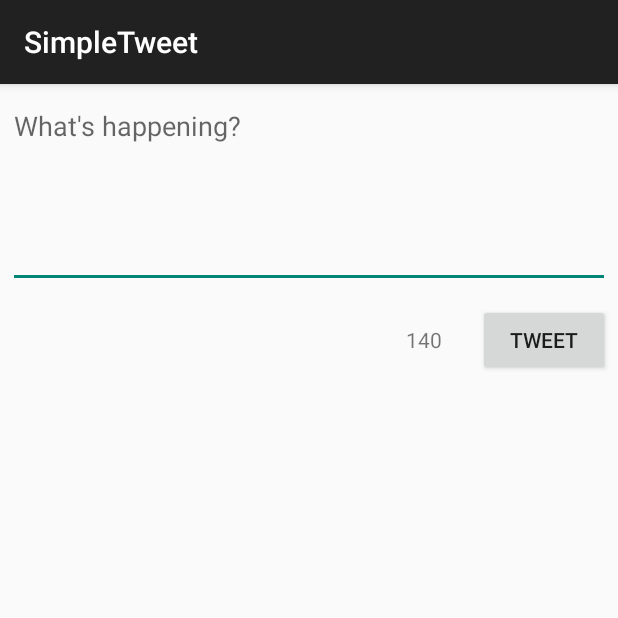
After one commit to jchen1379/Twitter-App, an Android app: the ComposeActivity screen opened directly, with no data from a screen before it, on a phone screen of 412 x 824 dp, the top half of it. The commit adds this screen. Run offline under Robolectric (Android 15) with nearby library versions, the phone set to English and light mode, and no system bars; our stand-ins replace Room's generated code; libraries missing offline, so code that uses them is left out: com.codepath.asynchttpclient, com.facebook.stetho, org.parceler; 1 statement that could not run was skipped.

Commit message:
initial commit

```diff
--- a/app/build.gradle
+++ b/app/build.gradle
@@ -52,4 +52,7 @@ dependencies {
     implementation 'com.facebook.stetho:stetho:1.5.1'
 
     implementation 'androidx.swiperefreshlayout:swiperefreshlayout:1.0.0'
+
+    implementation 'org.parceler:parceler-api:1.1.12'
+    annotationProcessor 'org.parceler:parceler:1.1.12'
 }
--- a/app/src/main/AndroidManifest.xml
+++ b/app/src/main/AndroidManifest.xml
@@ -13,7 +13,8 @@
         android:icon="@drawable/ic_launcher"
         android:label="@string/app_name"
         android:theme="@style/AppTheme">
-        <activity android:name=".TimelineActivity"></activity>
+        <activity android:name=".ComposeActivity"></activity>
+        <activity android:name=".TimelineActivity" />
         <activity
             android:name=".LoginActivity"
             android:label="@string/app_name"
--- /dev/null
+++ b/app/src/main/java/com/codepath/apps/restclienttemplate/ComposeActivity.java
@@ -0,0 +1,118 @@
+package com.codepath.apps.restclienttemplate;
+
+import androidx.appcompat.app.AppCompatActivity;
+
+import android.content.Intent;
+import android.graphics.Color;
+import android.os.Bundle;
+import android.text.Editable;
+import android.text.TextWatcher;
+import android.util.Log;
+import android.view.KeyEvent;
+import android.view.View;
+import android.view.inputmethod.EditorInfo;
+import android.widget.Button;
+import android.widget.EditText;
+import android.widget.NumberPicker;
+import android.widget.TextView;
+import android.widget.Toast;
+
+import com.codepath.apps.restclienttemplate.models.Tweet;
+import com.codepath.asynchttpclient.callback.JsonHttpResponseHandler;
+
+import org.json.JSONException;
+import org.parceler.Parcels;
+
+import okhttp3.Headers;
+
+public class ComposeActivity extends AppCompatActivity {
+
+    public static final String TAG = "ComposeActivity";
+    public static final int MAX_TWEET_LENGTH = 140;
+
+    EditText etCompose;
+    Button btnTweet;
+    TextView wordCount;
+    TwitterClient client;
+
+    @Override
+    protected void onCreate(Bundle savedInstanceState) {
+        super.onCreate(savedInstanceState);
+        setContentView(R.layout.activity_compose);
+
+        client = TwitterApp.getRestClient(this);
+
+        etCompose = findViewById(R.id.etCompose);
+        wordCount = findViewById(R.id.tvWordCount);
+        btnTweet = findViewById(R.id.btnTweet);
+
+        // Word counter
+        wordCount.setText(String.valueOf(MAX_TWEET_LENGTH));
+        etCompose.addTextChangedListener(new TextWatcher() {
+            @Override
+            public void beforeTextChanged(CharSequence charSequence, int i, int i1, int i2) {
+            }
+
+            @Override
+            public void onTextChanged(CharSequence charSequence, int i, int i1, int i2) {
+                String text = etCompose.getText().toString();
+                wordCount.setText(String.valueOf(MAX_TWEET_LENGTH-text.length()));
+                if(text.length() > MAX_TWEET_LENGTH){
+                    btnTweet.setEnabled(false);
+                    wordCount.setTextColor(Color.RED);
+                }else{
+                    btnTweet.setEnabled(true);
+                    wordCount.setTextColor(Color.BLACK);
+                }
+            }
+
+            @Override
+            public void afterTextChanged(Editable editable) {
+            }
+        });
+
+        // Set click listener on button
+        btnTweet.setOnClickListener(new View.OnClickListener(){
+
+            @Override
+            public void onClick(View view) {
+                final String tweetContent = etCompose.getText().toString();
+                if (tweetContent.isEmpty()){
+                    Toast.makeText(ComposeActivity.this, "Sorry, your tweet cannot be empty", Toast.LENGTH_LONG).show();
+                    return;
+                }
+
+                if (tweetContent.length() > MAX_TWEET_LENGTH){
+                    Toast.makeText(ComposeActivity.this, "Sorry, your tweet is too long", Toast.LENGTH_LONG).show();
+                    return;
+                }
+
+                Toast.makeText(ComposeActivity.this, tweetContent, Toast.LENGTH_LONG).show();
+                // Make an API call to twitter to publish the tweet
+                client.publishTweet(tweetContent, new JsonHttpResponseHandler() {
+                    @Override
+                    public void onSuccess(int statusCode, Headers headers, JSON json) {
+                        Log.i(TAG, "onSuccess to publish tweet");
+                        try {
+                            Tweet tweet = Tweet.fromJson(json.jsonObject);
+                            Log.i(TAG, "Published tweet says " + tweet.body);
+                            Intent intent = new Intent();
+                            intent.putExtra("tweet", Parcels.wrap(tweet));
+                            // set result code and bundle data for response
+                            setResult(RESULT_OK, intent);
+                            // closes the activity, pass data to parent
+                            finish();
+                        } catch (JSONException e) {
+                            e.printStackTrace();
+                        }
+                    }
+
+                    @Override
+                    public void onFailure(int statusCode, Headers headers, String response, Throwable throwable) {
+                        Log.e(TAG, "onFailure to publish tweet", throwable);
+                    }
+                });
+            }
+        });
+    }
+}
--- /dev/null
+++ b/app/src/main/res/layout/activity_compose.xml
@@ -0,0 +1,42 @@
+<?xml version="1.0" encoding="utf-8"?>
+<RelativeLayout xmlns:android="http://schemas.android.com/apk/res/android"
+    xmlns:app="http://schemas.android.com/apk/res-auto"
+    xmlns:tools="http://schemas.android.com/tools"
+    android:layout_width="match_parent"
+    android:layout_height="match_parent"
+    tools:context=".ComposeActivity">
+
+    <EditText
+        android:id="@+id/etCompose"
+        android:layout_width="match_parent"
+        android:layout_height="wrap_content"
+        android:layout_marginStart="5dp"
+        android:layout_marginTop="5dp"
+        android:layout_marginEnd="5dp"
+        android:layout_marginBottom="5dp"
+        android:ems="10"
+        android:gravity="start|top"
+        android:hint="What's happening?"
+        android:inputType="textMultiLine"
+        android:minLines="5" />
+
+    <Button
+        android:id="@+id/btnTweet"
+        android:layout_width="wrap_content"
+        android:layout_height="wrap_content"
+        android:layout_below="@+id/etCompose"
+        android:layout_alignParentEnd="true"
+        android:layout_marginTop="5dp"
+        android:layout_marginEnd="5dp"
+        android:text="@string/tweet" />
+
+    <TextView
+        android:id="@+id/tvWordCount"
+        android:layout_width="wrap_content"
+        android:layout_height="wrap_content"
+        android:layout_below="@+id/etCompose"
+        android:layout_marginTop="19dp"
+        android:layout_marginEnd="24dp"
+        android:layout_toStartOf="@+id/btnTweet"
+        android:text="@string/_280" />
+</RelativeLayout>
--- a/app/src/main/res/values/strings.xml
+++ b/app/src/main/res/values/strings.xml
@@ -5,5 +5,7 @@
     <string name="login_label">Log in</string>
     <string name="intent_scheme">oauth</string>
     <string name="intent_host">cprest</string>
+    <string name="tweet">Tweet</string>
+    <string name="_280">280</string>
 
 </resources>
```
Also changed, not shown: app/src/main/java/com/codepath/apps/restclienttemplate/EndlessRecyclerViewScrollListener.java (added, +106 -0 lines), app/src/main/java/com/codepath/apps/restclienttemplate/MyDatabase.java (+5 -2 lines), app/src/main/java/com/codepath/apps/restclienttemplate/TimelineActivity.java (+114 -2 lines), app/src/main/java/com/codepath/apps/restclienttemplate/TwitterClient.java (+17 -0 lines), app/src/main/java/com/codepath/apps/restclienttemplate/models/Tweet.java (+33 -0 lines), app/src/main/java/com/codepath/apps/restclienttemplate/models/TweetDao.java (added, +22 -0 lines), app/src/main/java/com/codepath/apps/restclienttemplate/models/TweetWithUser.java (added, +30 -0 lines), app/src/main/java/com/codepath/apps/restclienttemplate/models/User.java (+32 -0 lines), app/src/main/res/layout/item_tweet.xml (+28 -8 lines), app/src/main/res/menu/menu_main.xml (added, +10 -0 lines), 111 other files.
